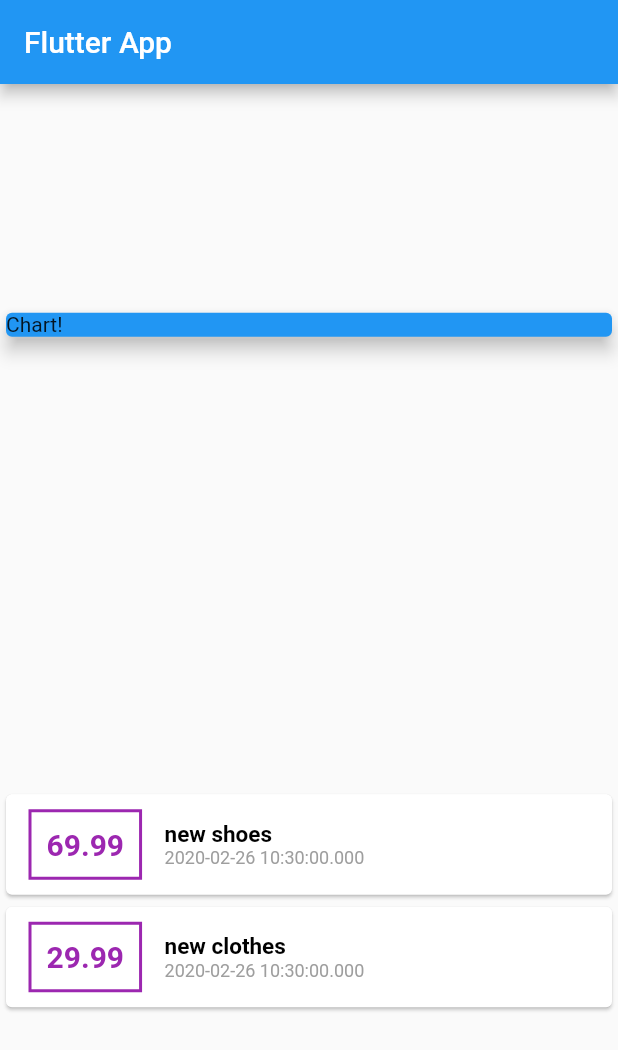
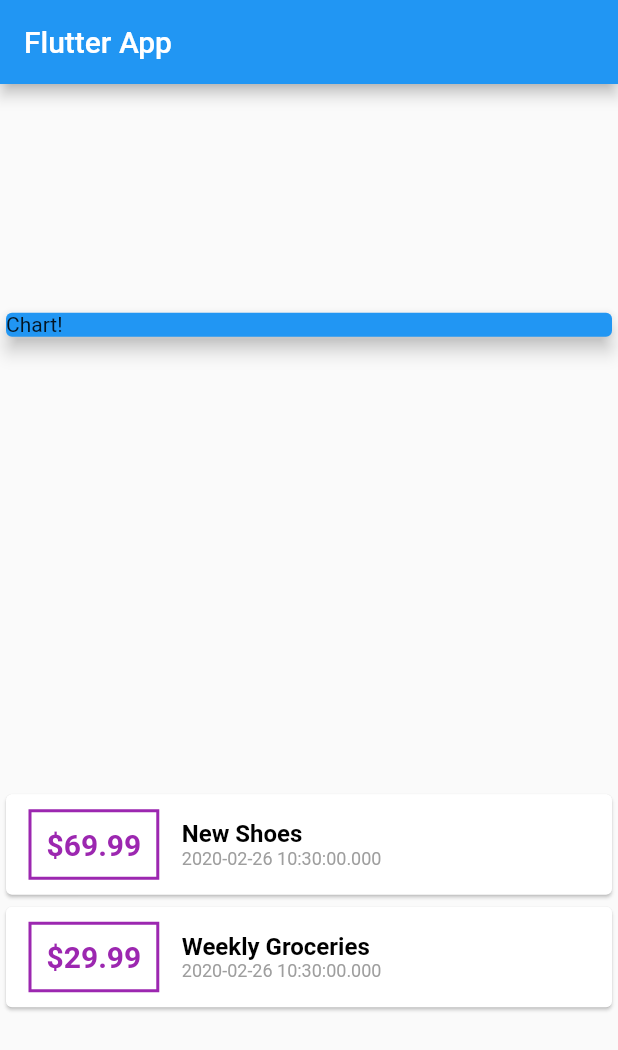
Before and after one commit to kajanthyS/personal_expenses_app, a Flutter app: the screen it shows after launch, on a phone screen of 412 x 824 dp. Shown: the top 1050 px of the screen. Run offline on Flutter 3.47's test engine with Material 2 defaults, Android fonts, the phone set to English and light mode, and no system bars.

Commit message:
text concatination and special characters

```diff
--- a/lib/main.dart
+++ b/lib/main.dart
@@ -18,14 +18,14 @@ class MyHomePage extends StatelessWidget {
   final List<Transaction> transactions =[
     Transaction(
       id: 't1',
-      title: 'new shoes',
+      title: 'New Shoes',
       amount: 69.99,
       date: DateTime.now(),
     ),
 
     Transaction(
       id: 't2',
-      title: 'new clothes',
+      title: 'Weekly Groceries',
       amount: 29.99,
       date: DateTime.now(),
     ),
@@ -58,7 +58,7 @@ class MyHomePage extends StatelessWidget {
                 padding: EdgeInsets.all(10),
                 child:
                   Text(
-                    tx.amount.toString(),
+                    '\$${tx.amount}',
                     style: TextStyle(
                       fontWeight: FontWeight.bold,
                       fontSize: 20,
@@ -73,7 +73,7 @@ class MyHomePage extends StatelessWidget {
                     tx.title,
                     style: TextStyle(
                       fontWeight: FontWeight.bold,
-                      fontSize: 15,
+                      fontSize: 16,
                       color: Colors.black,
                     ),
                 ),
```
